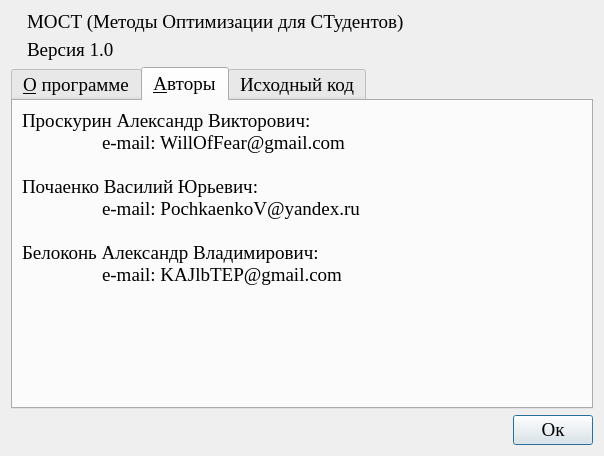
The window that optimizationmethods/ui/aboutProgram.ui (Eliminationzx/optimizationmethods) describes before a commit, drawn with Qt 5.
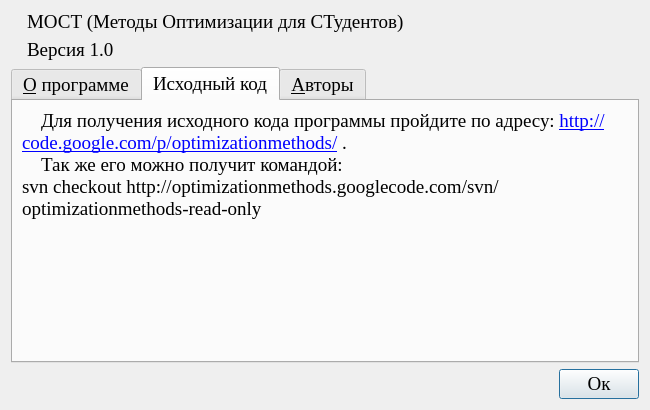
The same window after the commit. The open tabs and pages were chosen to show the change. Icons and pictures are not drawn.

Patch:
```diff
--- a/optimizationmethods/ui/aboutProgram.ui
+++ b/optimizationmethods/ui/aboutProgram.ui
@@ -6,10 +6,22 @@
    <rect>
     <x>0</x>
     <y>0</y>
-    <width>604</width>
-    <height>456</height>
+    <width>650</width>
+    <height>410</height>
    </rect>
   </property>
+  <property name="minimumSize">
+   <size>
+    <width>650</width>
+    <height>410</height>
+   </size>
+  </property>
+  <property name="maximumSize">
+   <size>
+    <width>870</width>
+    <height>500</height>
+   </size>
+  </property>
   <property name="font">
    <font>
     <family>Times New Roman</family>
@@ -95,6 +107,35 @@
        </widget>
        <widget class="QWidget" name="tab_2">
         <attribute name="title">
+         <string>Исходный код</string>
+        </attribute>
+        <layout class="QGridLayout" name="gridLayout_5">
+         <item row="0" column="0">
+          <widget class="QLabel" name="label_6">
+           <property name="text">
+            <string>&lt;!DOCTYPE HTML PUBLIC &quot;-//W3C//DTD HTML 4.0//EN&quot; &quot;http://www.w3.org/TR/REC-html40/strict.dtd&quot;&gt;
+&lt;html&gt;&lt;head&gt;&lt;meta name=&quot;qrichtext&quot; content=&quot;1&quot; /&gt;&lt;style type=&quot;text/css&quot;&gt;
+p, li { white-space: pre-wrap; }
+&lt;/style&gt;&lt;/head&gt;&lt;body style=&quot; font-family:'Times New Roman'; font-size:14pt; font-weight:400; font-style:normal;&quot;&gt;
+&lt;p style=&quot; margin-top:0px; margin-bottom:0px; margin-left:0px; margin-right:0px; -qt-block-indent:0; text-indent:0px;&quot;&gt;    Для получения исходного кода программы пройдите по адресу: &lt;a href=&quot;http://code.google.com/p/optimizationmethods/&quot;&gt;&lt;span style=&quot; text-decoration: underline; color:#0000ff;&quot;&gt;http://code.google.com/p/optimizationmethods/&lt;/span&gt;&lt;/a&gt; .&lt;/p&gt;
+&lt;p style=&quot; margin-top:0px; margin-bottom:0px; margin-left:0px; margin-right:0px; -qt-block-indent:0; text-indent:0px;&quot;&gt;    Так же его можно получит командой:&lt;/p&gt;
+&lt;p style=&quot; margin-top:0px; margin-bottom:0px; margin-left:0px; margin-right:0px; -qt-block-indent:0; text-indent:0px;&quot;&gt;svn checkout http://optimizationmethods.googlecode.com/svn/ optimizationmethods-read-only&lt;/p&gt;&lt;/body&gt;&lt;/html&gt;</string>
+           </property>
+           <property name="alignment">
+            <set>Qt::AlignLeading|Qt::AlignLeft|Qt::AlignTop</set>
+           </property>
+           <property name="wordWrap">
+            <bool>true</bool>
+           </property>
+           <property name="openExternalLinks">
+            <bool>true</bool>
+           </property>
+          </widget>
+         </item>
+        </layout>
+       </widget>
+       <widget class="QWidget" name="tab_3">
+        <attribute name="title">
          <string>&amp;Авторы</string>
         </attribute>
         <layout class="QGridLayout" name="gridLayout_4">
@@ -115,7 +156,7 @@
 &lt;p style=&quot; margin-top:0px; margin-bottom:0px; margin-left:0px; margin-right:0px; -qt-block-indent:0; text-indent:0px;&quot;&gt;&lt;span style=&quot; font-family:'Times New Roman'; font-size:14pt;&quot;&gt;	e-mail: KAJlbTEP@gmail.com&lt;/span&gt;&lt;/p&gt;&lt;/body&gt;&lt;/html&gt;</string>
            </property>
            <property name="alignment">
-            <set>Qt::AlignLeading|Qt::AlignLeft|Qt::AlignTop</set>
+            <set>Qt::AlignHCenter|Qt::AlignTop</set>
            </property>
            <property name="wordWrap">
             <bool>true</bool>
@@ -130,35 +171,6 @@
          </item>
         </layout>
        </widget>
-       <widget class="QWidget" name="tab_3">
-        <attribute name="title">
-         <string>Исходный код</string>
-        </attribute>
-        <layout class="QGridLayout" name="gridLayout_5">
-         <item row="0" column="0">
-          <widget class="QLabel" name="label_6">
-           <property name="text">
-            <string>&lt;!DOCTYPE HTML PUBLIC &quot;-//W3C//DTD HTML 4.0//EN&quot; &quot;http://www.w3.org/TR/REC-html40/strict.dtd&quot;&gt;
-&lt;html&gt;&lt;head&gt;&lt;meta name=&quot;qrichtext&quot; content=&quot;1&quot; /&gt;&lt;style type=&quot;text/css&quot;&gt;
-p, li { white-space: pre-wrap; }
-&lt;/style&gt;&lt;/head&gt;&lt;body style=&quot; font-family:'Times New Roman'; font-size:14pt; font-weight:400; font-style:normal;&quot;&gt;
-&lt;p style=&quot; margin-top:0px; margin-bottom:0px; margin-left:0px; margin-right:0px; -qt-block-indent:0; text-indent:0px;&quot;&gt;Для получения исходного кода программы пройдите по адресу: &lt;a href=&quot;http://code.google.com/p/optimizationmethods/&quot;&gt;&lt;span style=&quot; text-decoration: underline; color:#0000ff;&quot;&gt;http://code.google.com/p/optimizationmethods/&lt;/span&gt;&lt;/a&gt; .&lt;/p&gt;
-&lt;p style=&quot; margin-top:0px; margin-bottom:0px; margin-left:0px; margin-right:0px; -qt-block-indent:0; text-indent:0px;&quot;&gt;Так же его можно получит командой:&lt;/p&gt;
-&lt;p style=&quot; margin-top:0px; margin-bottom:0px; margin-left:0px; margin-right:0px; -qt-block-indent:0; text-indent:0px;&quot;&gt;svn checkout http://optimizationmethods.googlecode.com/svn/ optimizationmethods-read-only&lt;/p&gt;&lt;/body&gt;&lt;/html&gt;</string>
-           </property>
-           <property name="alignment">
-            <set>Qt::AlignLeading|Qt::AlignLeft|Qt::AlignTop</set>
-           </property>
-           <property name="wordWrap">
-            <bool>true</bool>
-           </property>
-           <property name="openExternalLinks">
-            <bool>true</bool>
-           </property>
-          </widget>
-         </item>
-        </layout>
-       </widget>
       </widget>
      </item>
      <item row="2" column="0">
```
Left out of the diff: 1 changed line with no effect on the pictures.
